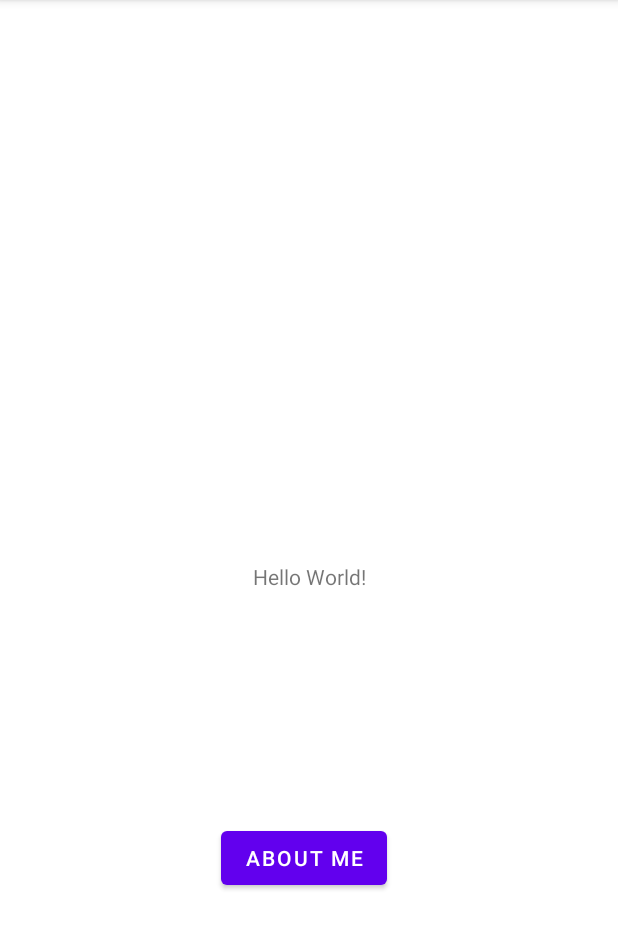
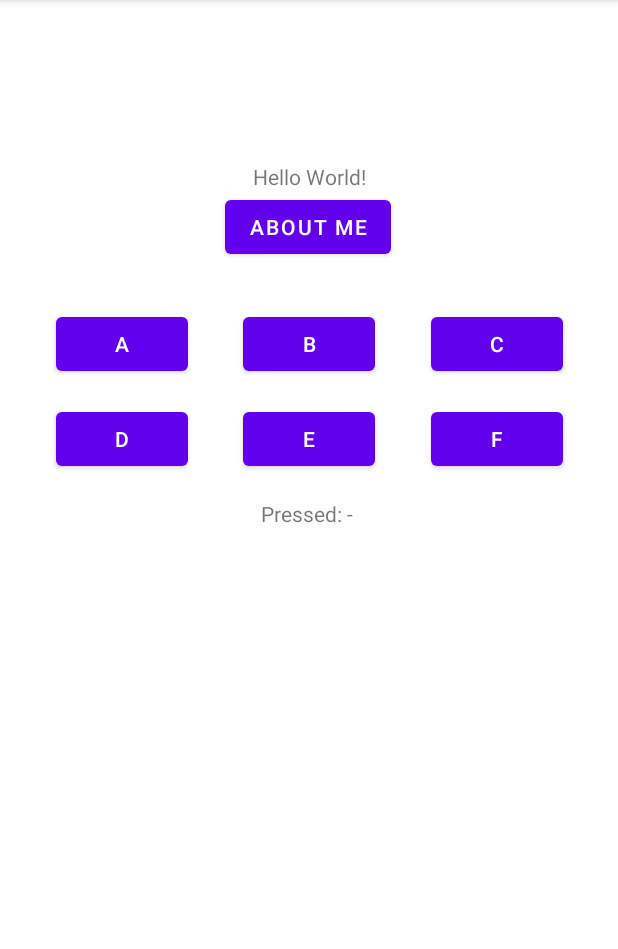
Before and after one commit to manadita/assignment, an Android app: the screen it shows after launch (MainActivity), on a phone screen of 412 x 824 dp, the part 84-1033 px from its top. Run offline under Robolectric (Android 15) with nearby library versions, the phone set to English and light mode, and no system bars.

```diff
--- a/app/src/main/java/edu/neu/madcourse/numad21fa_yuzou/MainActivity.java
+++ b/app/src/main/java/edu/neu/madcourse/numad21fa_yuzou/MainActivity.java
@@ -3,9 +3,11 @@ package edu.neu.madcourse.numad21fa_yuzou;
 import androidx.appcompat.app.AppCompatActivity;
 
 import android.os.Bundle;
+import android.view.Gravity;
 import android.view.View;
 import android.widget.Button;
 import android.widget.EditText;
+import android.widget.TextView;
 import android.widget.Toast;
 
 
@@ -16,11 +18,25 @@ public class MainActivity extends AppCompatActivity {
         super.onCreate(savedInstanceState);
         setContentView(R.layout.activity_main);
         Button buttonAboutMe = findViewById(R.id.button_about_me);
+        Button buttonA = findViewById(R.id.button_a);
+        Button buttonB = findViewById(R.id.button_b);
+        Button buttonC = findViewById(R.id.button_c);
+        Button buttonD = findViewById(R.id.button_d);
+        Button buttonE = findViewById(R.id.button_e);
+        Button buttonF = findViewById(R.id.button_f);
+        TextView textButtonPressed = findViewById(R.id.textView_buttonpressed);
+        textButtonPressed.setText("Pressed: - ");
+        textButtonPressed.setGravity(Gravity.CENTER);
         buttonAboutMe.setOnClickListener(new MyClickListener());
+        buttonA.setOnClickListener(new MyButtoListener());
+        buttonB.setOnClickListener(new MyButtoListener());
+        buttonC.setOnClickListener(new MyButtoListener());
+        buttonD.setOnClickListener(new MyButtoListener());
+        buttonE.setOnClickListener(new MyButtoListener());
+        buttonF.setOnClickListener(new MyButtoListener());
     }
 
     class MyClickListener implements View.OnClickListener{
-
         @Override
         public void onClick(View view) {
             if(view.getId() == R.id.button_about_me){
@@ -29,4 +45,42 @@ public class MainActivity extends AppCompatActivity {
             }
         }
     }
+
+    class MyButtoListener implements View.OnClickListener{
+        @Override
+        public void onClick(View view) {
+            switch (view.getId()){
+                case R.id.button_a:
+                    TextView textPressedA = findViewById(R.id.textView_buttonpressed);
+                    textPressedA.setGravity(Gravity.CENTER);
+                    textPressedA.setText("Pressed: A ");
+                    break;
+                case R.id.button_b:
+                    TextView textPressedB = findViewById(R.id.textView_buttonpressed);
+                    textPressedB.setGravity(Gravity.CENTER);
+                    textPressedB.setText("Pressed: B ");
+                    break;
+                case R.id.button_c:
+                    TextView textPressedC = findViewById(R.id.textView_buttonpressed);
+                    textPressedC.setGravity(Gravity.CENTER);
+                    textPressedC.setText("Pressed: C ");
+                    break;
+                case R.id.button_d:
+                    TextView textPressedD = findViewById(R.id.textView_buttonpressed);
+                    textPressedD.setGravity(Gravity.CENTER);
+                    textPressedD.setText("Pressed: D ");
+                    break;
+                case R.id.button_e:
+                    TextView textPressedE = findViewById(R.id.textView_buttonpressed);
+                    textPressedE.setGravity(Gravity.CENTER);
+                    textPressedE.setText("Pressed: E ");
+                    break;
+                case R.id.button_f:
+                    TextView textPressedF = findViewById(R.id.textView_buttonpressed);
+                    textPressedF.setGravity(Gravity.CENTER);
+                    textPressedF.setText("Pressed: F ");
+                    break;
+            }
+        }
+    }
 }
--- a/app/src/main/res/layout/activity_main.xml
+++ b/app/src/main/res/layout/activity_main.xml
@@ -6,30 +6,102 @@
     android:layout_height="match_parent"
     tools:context=".MainActivity">
 
+    <Button
+        android:id="@+id/button_about_me"
+        android:layout_width="wrap_content"
+        android:layout_height="wrap_content"
+        android:text="About Me"
+        app:layout_constraintEnd_toEndOf="parent"
+        app:layout_constraintHorizontal_bias="0.498"
+        app:layout_constraintStart_toStartOf="parent"
+        app:layout_constraintTop_toBottomOf="@+id/textView" />
+
     <TextView
         android:id="@+id/textView"
         android:layout_width="wrap_content"
         android:layout_height="wrap_content"
+        android:layout_marginTop="108dp"
         android:text="Hello World!"
-        app:layout_constraintBottom_toBottomOf="parent"
-        app:layout_constraintLeft_toLeftOf="parent"
-        app:layout_constraintRight_toRightOf="parent"
+        app:layout_constraintEnd_toEndOf="parent"
+        app:layout_constraintStart_toStartOf="parent"
         app:layout_constraintTop_toTopOf="parent" />
 
     <Button
-        android:id="@+id/button_about_me"
+        android:id="@+id/button_a"
         android:layout_width="wrap_content"
         android:layout_height="wrap_content"
-        android:layout_marginStart="154dp"
-        android:layout_marginTop="154dp"
-        android:layout_marginEnd="154dp"
-        android:layout_marginBottom="154dp"
-        android:text="About Me"
-        app:layout_constraintBottom_toBottomOf="parent"
+        android:layout_marginTop="30dp"
+        android:text="A"
+        app:layout_constraintEnd_toStartOf="@+id/button_b"
+        app:layout_constraintHorizontal_bias="0.5"
+        app:layout_constraintStart_toStartOf="parent"
+        app:layout_constraintTop_toBottomOf="@id/button_about_me" />
+
+    <Button
+        android:id="@+id/button_b"
+        android:layout_width="wrap_content"
+        android:layout_height="wrap_content"
+        android:layout_marginTop="30dp"
+        android:text="B"
         app:layout_constraintEnd_toEndOf="parent"
-        app:layout_constraintHorizontal_bias="1.0"
+        app:layout_constraintHorizontal_bias="0.5"
         app:layout_constraintStart_toStartOf="parent"
-        app:layout_constraintTop_toBottomOf="@+id/textView"
-        app:layout_constraintVertical_bias="0.0" />
+        app:layout_constraintTop_toBottomOf="@+id/button_about_me" />
+
+    <Button
+        android:id="@+id/button_c"
+        android:layout_width="wrap_content"
+        android:layout_height="wrap_content"
+        android:layout_marginTop="30dp"
+        android:text="C"
+        app:layout_constraintEnd_toEndOf="parent"
+        app:layout_constraintHorizontal_bias="0.5"
+        app:layout_constraintStart_toEndOf="@+id/button_b"
+        app:layout_constraintTop_toBottomOf="@id/button_about_me" />
+
+    <Button
+        android:id="@+id/button_d"
+        android:layout_width="wrap_content"
+        android:layout_height="wrap_content"
+        android:layout_marginTop="15dp"
+        android:text="D"
+        app:layout_constraintEnd_toStartOf="@+id/button_e"
+        app:layout_constraintHorizontal_bias="0.5"
+        app:layout_constraintStart_toStartOf="parent"
+        app:layout_constraintTop_toBottomOf="@id/button_a" />
+
+    <Button
+        android:id="@+id/button_e"
+        android:layout_width="wrap_content"
+        android:layout_height="wrap_content"
+        android:layout_marginTop="15dp"
+        android:text="E"
+        app:layout_constraintEnd_toEndOf="parent"
+        app:layout_constraintHorizontal_bias="0.5"
+        app:layout_constraintStart_toStartOf="parent"
+        app:layout_constraintTop_toBottomOf="@id/button_b" />
+
+    <Button
+        android:id="@+id/button_f"
+        android:layout_width="wrap_content"
+        android:layout_height="wrap_content"
+        android:layout_marginTop="15dp"
+        android:text="F"
+        app:layout_constraintEnd_toEndOf="parent"
+        app:layout_constraintHorizontal_bias="0.5"
+        app:layout_constraintStart_toEndOf="@+id/button_e"
+        app:layout_constraintTop_toBottomOf="@id/button_c" />
+
+    <TextView
+        android:id="@+id/textView_buttonpressed"
+        android:layout_width="178dp"
+        android:layout_height="21dp"
+        android:layout_marginTop="15dp"
+        android:autoText="false"
+        android:text="TextView"
+        app:layout_constraintEnd_toEndOf="parent"
+        app:layout_constraintHorizontal_bias="0.5"
+        app:layout_constraintStart_toStartOf="parent"
+        app:layout_constraintTop_toBottomOf="@id/button_e" />
 
 </androidx.constraintlayout.widget.ConstraintLayout>
```
